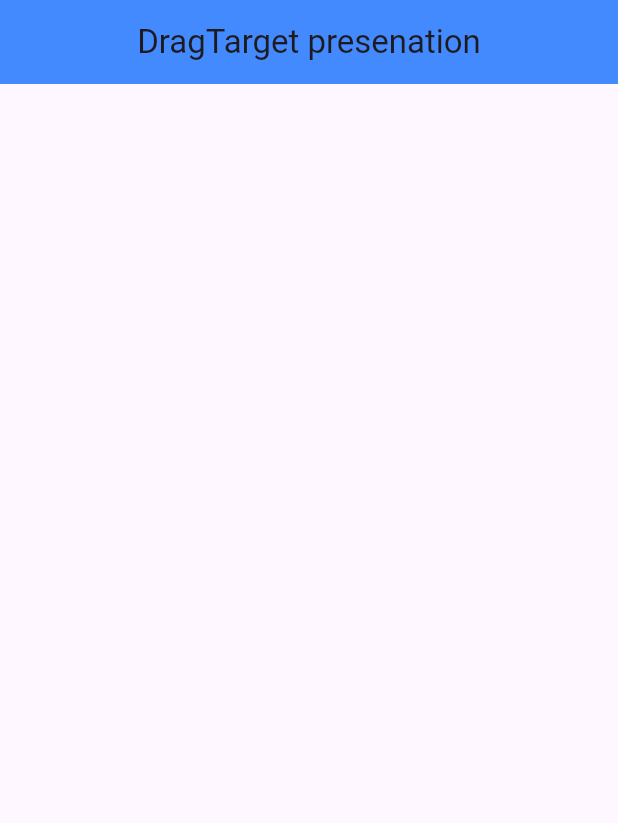
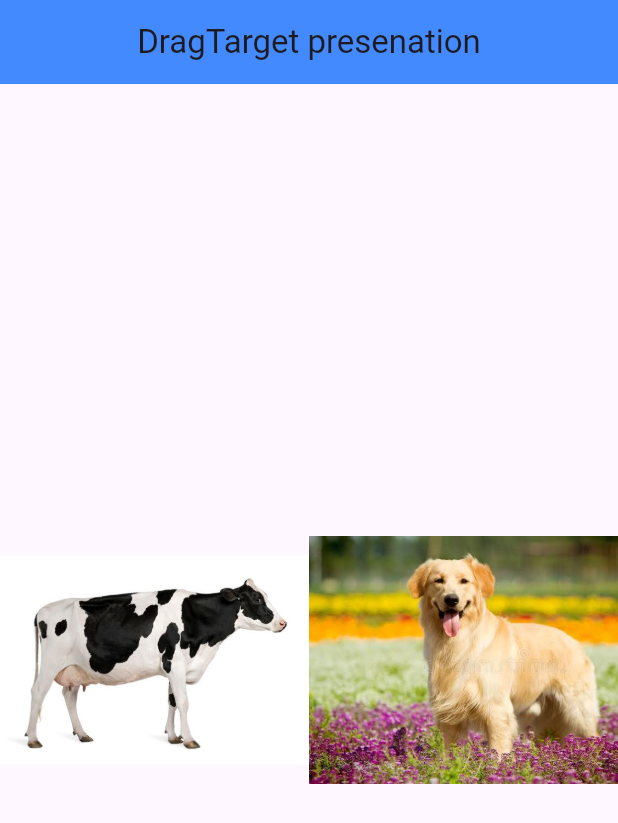
Before and after one commit to inezakevin23/drag_target, a Flutter app: the screen it shows after launch, on a phone screen of 412 x 824 dp. Shown: the top 823 px of the screen. Run offline on Flutter 3.47's test engine with Material 3 defaults, Android fonts, the phone set to English and light mode, and no system bars.

Commit message:
corrected error by wrapping containers in expanded

```diff
--- a/lib/drag_target/drag_target.dart
+++ b/lib/drag_target/drag_target.dart
@@ -1,7 +1,7 @@
 import 'package:flutter/material.dart';
 
 class MyWidget extends StatefulWidget {
-  const new({super.key});
+  const MyWidget({super.key});
 
   @override
   State<MyWidget> createState() => _MyWidgetState();
@@ -18,19 +18,23 @@
       ),
       body: Row(
         children: [
-          Container(
+          Expanded(
+            child: Container(
               decoration: BoxDecoration(
                 image: DecorationImage(
                   image: AssetImage('assets/cow.jpg'),
-                fit: BoxFit.cover,
+                  fit: BoxFit.fitWidth,
                 ),
               ),
             ),
-          Container(
+          ),
+          Expanded(
+            child: Container(
               decoration: BoxDecoration(
                 image: DecorationImage(
                   image: AssetImage('assets/dog.jpg'),
-                fit: BoxFit.cover,
+                  fit: BoxFit.fitWidth,
+                ),
               ),
             ),
           ),
```
Also changed, not shown: assets/dog.jpg. Lines whose indentation alone changed are shown as unchanged.
